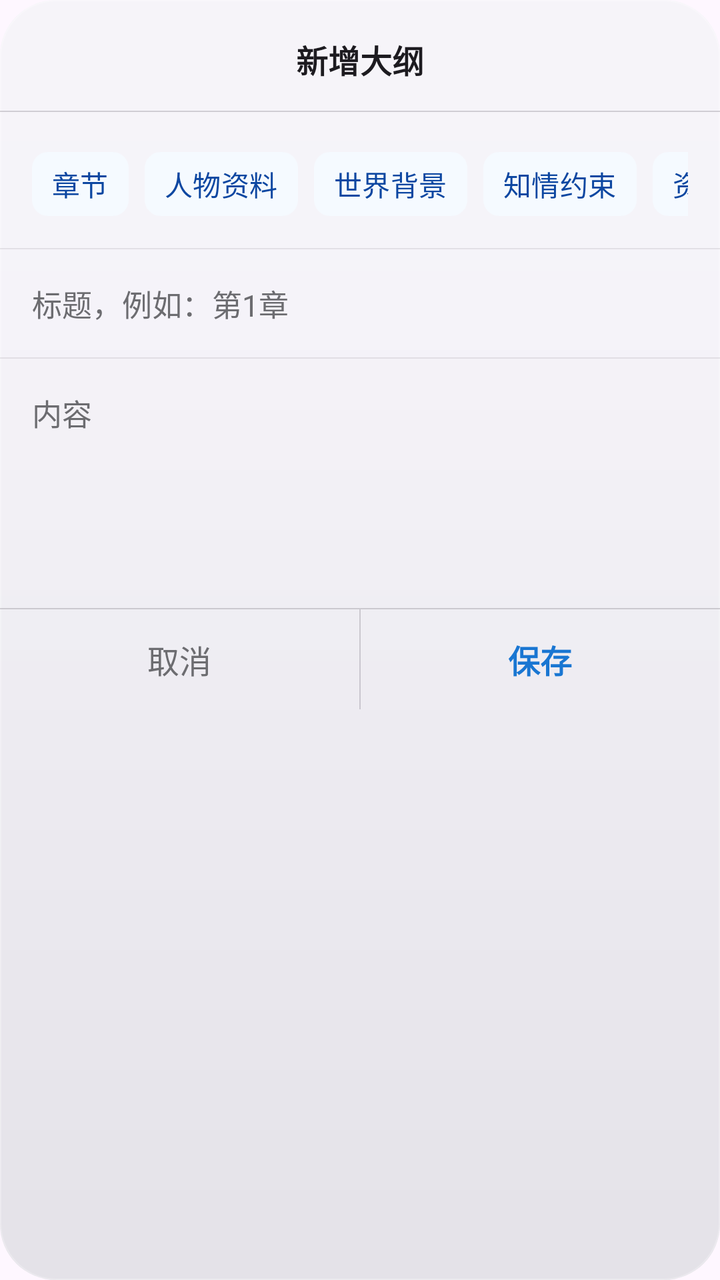
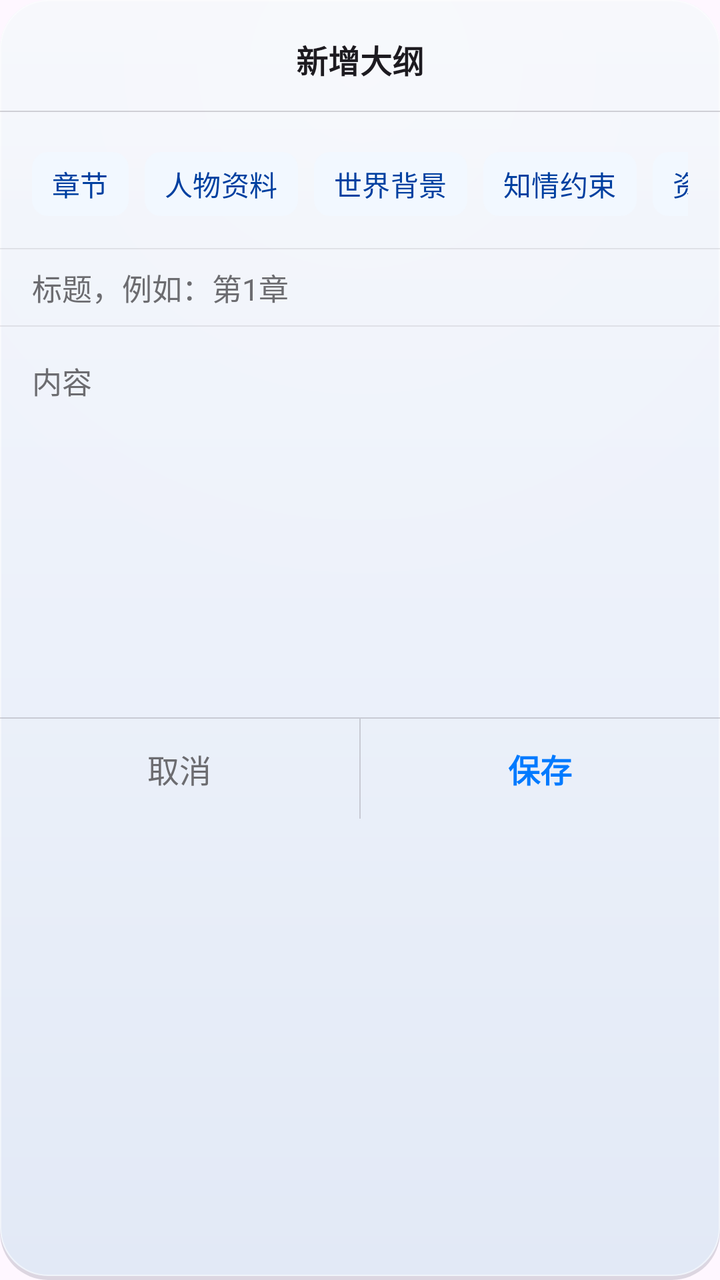

Screens rendered from an Android XML layout before and after an edit, with the pre-edit source and the edit as a unified diff.
<!-- AndroidManifest.xml: application theme Theme.AIChat -->
<!-- res/layout/dialog_edit_outline.xml -->
<?xml version="1.0" encoding="utf-8"?>
<LinearLayout xmlns:android="http://schemas.android.com/apk/res/android"
    xmlns:app="http://schemas.android.com/apk/res-auto"
    android:layout_width="match_parent"
    android:layout_height="wrap_content"
    android:orientation="vertical"
    android:background="@drawable/bg_ios_dialog">

    
    <TextView
        android:id="@+id/dialogOutlineTitle"
        android:layout_width="match_parent"
        android:layout_height="wrap_content"
        android:text="新增大纲"
        android:textSize="16sp"
        android:textStyle="bold"
        android:textColor="?attr/colorOnSurface"
        android:gravity="center"
        android:paddingTop="18dp"
        android:paddingBottom="14dp"
        android:paddingHorizontal="20dp" />

    <View
        android:layout_width="match_parent"
        android:layout_height="0.5dp"
        android:background="?attr/colorOutline"
        android:alpha="0.3" />

    
    <HorizontalScrollView
        android:layout_width="match_parent"
        android:layout_height="wrap_content"
        android:scrollbars="none"
        android:paddingHorizontal="16dp"
        android:paddingTop="12dp"
        android:paddingBottom="8dp">

        <com.google.android.material.chip.ChipGroup
            android:id="@+id/chipGroupOutlineType"
            android:layout_width="wrap_content"
            android:layout_height="wrap_content"
            android:singleLine="true"
            app:selectionRequired="true"
            app:singleSelection="true">

            <com.google.android.material.chip.Chip
                android:id="@+id/chipTypeChapter"
                style="@style/Widget.Material3.Chip.Filter"
                android:layout_width="wrap_content"
                android:layout_height="wrap_content"
                android:checkable="true"
                android:text="章节"
                android:textColor="@color/chip_outline_type_text_selector"
                app:chipBackgroundColor="@color/chip_outline_type_bg_selector"
                app:chipEndPadding="10dp"
                app:chipStartPadding="10dp"
                app:chipStrokeWidth="0dp"
                app:checkedIconVisible="false"
                app:textEndPadding="0dp"
                app:textStartPadding="0dp" />

            <com.google.android.material.chip.Chip
                android:id="@+id/chipTypeTask"
                style="@style/Widget.Material3.Chip.Filter"
                android:layout_width="wrap_content"
                android:layout_height="wrap_content"
                android:checkable="true"
                android:text="人物资料"
                android:textColor="@color/chip_outline_type_text_selector"
                app:chipBackgroundColor="@color/chip_outline_type_bg_selector"
                app:chipEndPadding="10dp"
                app:chipStartPadding="10dp"
                app:chipStrokeWidth="0dp"
                app:checkedIconVisible="false"
                app:textEndPadding="0dp"
                app:textStartPadding="0dp" />

            <com.google.android.material.chip.Chip
                android:id="@+id/chipTypeWorld"
                style="@style/Widget.Material3.Chip.Filter"
                android:layout_width="wrap_content"
                android:layout_height="wrap_content"
                android:checkable="true"
                android:text="世界背景"
                android:textColor="@color/chip_outline_type_text_selector"
                app:chipBackgroundColor="@color/chip_outline_type_bg_selector"
                app:chipEndPadding="10dp"
                app:chipStartPadding="10dp"
                app:chipStrokeWidth="0dp"
                app:checkedIconVisible="false"
                app:textEndPadding="0dp"
                app:textStartPadding="0dp" />

            <com.google.android.material.chip.Chip
                android:id="@+id/chipTypeKnowledge"
                style="@style/Widget.Material3.Chip.Filter"
                android:layout_width="wrap_content"
                android:layout_height="wrap_content"
                android:checkable="true"
                android:text="知情约束"
                android:textColor="@color/chip_outline_type_text_selector"
                app:chipBackgroundColor="@color/chip_outline_type_bg_selector"
                app:chipEndPadding="10dp"
                app:chipStartPadding="10dp"
                app:chipStrokeWidth="0dp"
                app:checkedIconVisible="false"
                app:textEndPadding="0dp"
                app:textStartPadding="0dp" />

            <com.google.android.material.chip.Chip
                android:id="@+id/chipTypeMaterial"
                style="@style/Widget.Material3.Chip.Filter"
                android:layout_width="wrap_content"
                android:layout_height="wrap_content"
                android:checkable="true"
                android:text="资料"
                android:textColor="@color/chip_outline_type_text_selector"
                app:chipBackgroundColor="@color/chip_outline_type_bg_selector"
                app:chipEndPadding="10dp"
                app:chipStartPadding="10dp"
                app:chipStrokeWidth="0dp"
                app:checkedIconVisible="false"
                app:textEndPadding="0dp"
                app:textStartPadding="0dp" />

        </com.google.android.material.chip.ChipGroup>
    </HorizontalScrollView>

    <View
        android:layout_width="match_parent"
        android:layout_height="0.5dp"
        android:background="?attr/colorOutline"
        android:alpha="0.15" />

    
    <EditText
        android:id="@+id/editOutlineTitle"
        android:layout_width="match_parent"
        android:layout_height="wrap_content"
        android:background="@android:color/transparent"
        android:hint="标题，例如：第1章"
        android:inputType="textCapSentences"
        android:maxLines="1"
        android:padding="16dp"
        android:textSize="15sp"
        android:textColor="?attr/colorOnSurface"
        android:textColorHint="@color/ios_section_label" />

    
    <LinearLayout
        android:id="@+id/layoutKnowledgeScope"
        android:layout_width="match_parent"
        android:layout_height="wrap_content"
        android:orientation="horizontal"
        android:gravity="center_vertical"
        android:paddingHorizontal="16dp"
        android:paddingTop="6dp"
        android:paddingBottom="6dp"
        android:visibility="gone">

        <TextView
            android:layout_width="wrap_content"
            android:layout_height="wrap_content"
            android:text="适用章节"
            android:textSize="14sp"
            android:textColor="@color/ios_section_label"
            android:layout_marginEnd="12dp" />

        
        <LinearLayout
            android:id="@+id/btnKnowledgePicker"
            android:layout_width="0dp"
            android:layout_weight="1"
            android:layout_height="40dp"
            android:orientation="horizontal"
            android:gravity="center_vertical"
            android:paddingStart="12dp"
            android:paddingEnd="8dp"
            android:background="@drawable/bg_knowledge_picker"
            android:clickable="true"
            android:focusable="true">

            <TextView
                android:id="@+id/textKnowledgeSelection"
                android:layout_width="0dp"
                android:layout_weight="1"
                android:layout_height="wrap_content"
                android:text="全部"
                android:textSize="14sp"
                android:textColor="?attr/colorOnSurface"
                android:maxLines="1"
                android:ellipsize="end" />

            <ImageView
                android:layout_width="16dp"
                android:layout_height="16dp"
                android:src="@drawable/ic_action_expand_left"
                android:rotation="270"
                android:layout_marginStart="4dp"
                app:tint="@color/ios_section_label" />

        </LinearLayout>

    </LinearLayout>

    <View
        android:layout_width="match_parent"
        android:layout_height="0.5dp"
        android:background="?attr/colorOutline"
        android:alpha="0.15" />

    
    <EditText
        android:id="@+id/editOutlineContent"
        android:layout_width="match_parent"
        android:layout_height="wrap_content"
        android:background="@android:color/transparent"
        android:hint="内容"
        android:gravity="top|start"
        android:inputType="textMultiLine|textCapSentences"
        android:minLines="5"
        android:maxLines="12"
        android:padding="16dp"
        android:textSize="15sp"
        android:textColor="?attr/colorOnSurface"
        android:textColorHint="@color/ios_section_label"
        android:overScrollMode="ifContentScrolls"
        android:scrollbars="vertical"
        android:scrollHorizontally="false" />

    <View
        android:layout_width="match_parent"
        android:layout_height="0.5dp"
        android:background="?attr/colorOutline"
        android:alpha="0.3" />

    
    <LinearLayout
        android:layout_width="match_parent"
        android:layout_height="50dp"
        android:orientation="horizontal">

        <TextView
            android:id="@+id/btnCancel"
            android:layout_width="0dp"
            android:layout_height="match_parent"
            android:layout_weight="1"
            android:text="取消"
            android:textSize="16sp"
            android:textColor="@color/ios_section_label"
            android:gravity="center"
            android:background="?attr/selectableItemBackground"
            android:clickable="true"
            android:focusable="true" />

        <View
            android:layout_width="0.5dp"
            android:layout_height="match_parent"
            android:background="?attr/colorOutline"
            android:alpha="0.3" />

        <TextView
            android:id="@+id/btnConfirm"
            android:layout_width="0dp"
            android:layout_height="match_parent"
            android:layout_weight="1"
            android:text="保存"
            android:textSize="16sp"
            android:textStyle="bold"
            android:textColor="?attr/colorPrimary"
            android:gravity="center"
            android:background="?attr/selectableItemBackground"
            android:clickable="true"
            android:focusable="true" />

    </LinearLayout>

</LinearLayout>
<!-- resources referenced by this layout -->
<resources>
  <!-- drawable bg_ios_dialog (drawable) -->
  <?xml version="1.0" encoding="utf-8"?>
  <layer-list xmlns:android="http://schemas.android.com/apk/res/android">
      
      <item>
          <shape android:shape="rectangle">
              <solid android:color="@color/glass_surface" />
              <corners android:radius="28dp" />
          </shape>
      </item>
      
      <item android:bottom="@dimen/dialog_glass_highlight_fade">
          <shape android:shape="rectangle">
              <gradient
                  android:startColor="@color/glass_highlight_top"
                  android:endColor="@android:color/transparent"
                  android:angle="270" />
              <corners android:topLeftRadius="28dp" android:topRightRadius="28dp" />
          </shape>
      </item>
      
      <item android:top="@dimen/dialog_glass_shadow_fade">
          <shape android:shape="rectangle">
              <gradient
                  android:startColor="@android:color/transparent"
                  android:endColor="@color/glass_shadow_bottom"
                  android:angle="270" />
              <corners android:bottomLeftRadius="28dp" android:bottomRightRadius="28dp" />
          </shape>
      </item>
      
      <item>
          <shape android:shape="rectangle">
              <solid android:color="@android:color/transparent" />
              <stroke android:width="0.5dp" android:color="@color/glass_stroke" />
              <corners android:radius="28dp" />
          </shape>
      </item>
  </layer-list>
  <style name="Theme.AIChat" parent="Theme.Material3.DayNight.NoActionBar">
          <item name="colorPrimary">@color/primary</item>
          <item name="colorPrimaryContainer">?attr/colorPrimaryLight</item>
          <item name="colorOnPrimary">@color/on_primary</item>
          <item name="colorSurface">@color/surface</item>
          <item name="colorPrimarySubtle">@color/primary_blue_subtle</item>
          <item name="colorPrimaryLight">@color/primary_blue_light</item>
          <item name="colorPrimaryDeep">@color/primary_blue_deep</item>
          <item name="materialAlertDialogTheme">@style/ThemeOverlay.AIChat.MaterialAlertDialog</item>
          <item name="alertDialogTheme">@style/ThemeOverlay.AIChat.MaterialAlertDialog</item>
          
          <item name="materialSwitchStyle">@style/Widget.AIChat.Switch</item>
          <item name="radioButtonStyle">@style/Widget.AIChat.RadioButton</item>
      </style>
  <color name="glass_surface">#CCF2F2F7</color>
  <color name="primary">#1976D2</color>
  <color name="primary_blue_subtle">#F5FAFF</color>
  <color name="primary_blue_light">#E3F2FD</color>
  <color name="primary_blue_deep">#0D47A1</color>
  <!-- drawable bg_material_alert_dialog (drawable) -->
  <?xml version="1.0" encoding="utf-8"?>
  <layer-list xmlns:android="http://schemas.android.com/apk/res/android">
      
      <item>
          <shape android:shape="rectangle">
              <solid android:color="@color/glass_surface" />
              <corners android:radius="28dp" />
          </shape>
      </item>
      
      <item android:bottom="@dimen/dialog_glass_highlight_fade">
          <shape android:shape="rectangle">
              <gradient
                  android:startColor="@color/glass_highlight_top"
                  android:endColor="@android:color/transparent"
                  android:angle="270" />
              <corners android:topLeftRadius="28dp" android:topRightRadius="28dp" />
          </shape>
      </item>
      
      <item android:top="@dimen/dialog_glass_shadow_fade">
          <shape android:shape="rectangle">
              <gradient
                  android:startColor="@android:color/transparent"
                  android:endColor="@color/glass_shadow_bottom"
                  android:angle="270" />
              <corners android:bottomLeftRadius="28dp" android:bottomRightRadius="28dp" />
          </shape>
      </item>
      
      <item>
          <shape android:shape="rectangle">
              <solid android:color="@android:color/transparent" />
              <stroke android:width="0.5dp" android:color="@color/glass_stroke" />
              <corners android:radius="28dp" />
          </shape>
      </item>
  </layer-list>
  <!-- unchanged entries left out for length: 16 -->
</resources>

<!-- the commit's change to res/layout/dialog_edit_outline.xml (unified diff, before → after) -->
@@ -4,7 +4,7 @@
     android:layout_width="match_parent"
     android:layout_height="wrap_content"
     android:orientation="vertical"
-    android:background="@drawable/bg_ios_dialog">
+    android:background="@drawable/bg_glass_dialog">
 
     
     <TextView
@@ -141,7 +141,8 @@
         android:hint="标题，例如：第1章"
         android:inputType="textCapSentences"
         android:maxLines="1"
-        android:padding="16dp"
+        android:paddingHorizontal="16dp"
+        android:paddingVertical="8dp"
         android:textSize="15sp"
         android:textColor="?attr/colorOnSurface"
         android:textColorHint="@color/ios_section_label" />
@@ -218,8 +219,8 @@
         android:hint="内容"
         android:gravity="top|start"
         android:inputType="textMultiLine|textCapSentences"
-        android:minLines="5"
-        android:maxLines="12"
+        android:minLines="9"
+        android:maxLines="20"
         android:padding="16dp"
         android:textSize="15sp"
         android:textColor="?attr/colorOnSurface"
<!-- resource entries referenced after the edit -->
@@ -1,15 +1,116 @@
 <!-- resources referenced by this layout -->
 <resources>
-  <!-- drawable bg_ios_dialog (drawable) -->
+  <!-- drawable bg_glass_dialog (drawable) -->
+  <?xml version="1.0" encoding="utf-8"?>
+  <layer-list xmlns:android="http://schemas.android.com/apk/res/android">
+  
+      
+      <item android:top="4dp" android:left="0dp" android:right="0dp" android:bottom="0dp">
+          <shape android:shape="rectangle">
+              <solid android:color="#22000020" />
+              <corners android:radius="24dp" />
+          </shape>
+      </item>
+  
+      
+      <item android:bottom="2dp">
+          <shape android:shape="rectangle">
+              <gradient
+                  android:type="linear"
+                  android:angle="270"
+                  android:startColor="#F4F6FC"
+                  android:centerColor="#ECF1FA"
+                  android:endColor="#E2E9F6" />
+              <corners android:radius="24dp" />
+          </shape>
+      </item>
+  
+      
+      <item android:bottom="2dp">
+          <shape android:shape="rectangle">
+              <gradient
+                  android:type="radial"
+                  android:gradientRadius="320dp"
+                  android:centerX="0.5"
+                  android:centerY="0.05"
+                  android:startColor="#3DFFFFFF"
+                  android:endColor="#00FFFFFF" />
+              <corners android:radius="24dp" />
+          </shape>
+      </item>
+  
+      
+      <item android:bottom="2dp">
+          <shape android:shape="rectangle">
+              <gradient
+                  android:type="linear"
+                  android:angle="270"
+                  android:startColor="#33FFFFFF"
+                  android:centerColor="#00FFFFFF"
+                  android:endColor="#00FFFFFF"
+                  android:centerY="0.22" />
+              <corners android:radius="24dp" />
+          </shape>
+      </item>
+  
+      
+      <item android:bottom="2dp">
+          <shape android:shape="rectangle">
+              <solid android:color="@android:color/transparent" />
+              <stroke android:width="0.5dp" android:color="#80FFFFFF" />
+              <corners android:radius="24dp" />
+          </shape>
+      </item>
+  
+  </layer-list>
+  <style name="Theme.AIChat" parent="Theme.Material3.DayNight.NoActionBar">
+          <item name="colorPrimary">@color/primary</item>
+          <item name="colorPrimaryContainer">?attr/colorPrimaryLight</item>
+          <item name="colorOnPrimary">@color/on_primary</item>
+          <item name="colorSurface">@color/surface</item>
+          <item name="colorPrimarySubtle">@color/primary_blue_subtle</item>
+          <item name="colorPrimaryLight">@color/primary_blue_light</item>
+          <item name="colorPrimaryDeep">@color/primary_blue_deep</item>
+          
+          <item name="colorSecondaryContainer">@color/ios_cell_bg</item>
+          <item name="colorOnSecondaryContainer">?attr/colorPrimary</item>
+          <item name="materialAlertDialogTheme">@style/ThemeOverlay.AIChat.MaterialAlertDialog</item>
+          <item name="alertDialogTheme">@style/ThemeOverlay.AIChat.MaterialAlertDialog</item>
+          
+          <item name="materialSwitchStyle">@style/Widget.AIChat.Switch</item>
+          <item name="radioButtonStyle">@style/Widget.AIChat.RadioButton</item>
+          
+          <item name="textInputStyle">@style/Widget.AIChat.GlassInput</item>
+      </style>
+  <color name="primary">#007AFF</color>
+  <color name="primary_blue_subtle">#F2F8FF</color>
+  <color name="primary_blue_light">#D6EBFF</color>
+  <color name="primary_blue_deep">#0040A0</color>
+  <color name="ios_cell_bg">#FFFFFF</color>
+  <style name="Widget.AIChat.GlassInput" parent="Widget.AIChat.TextInputLayout">
+          <item name="boxBackgroundMode">outline</item>
+          <item name="boxBackgroundColor">@color/glass_input_fill</item>
+          <item name="boxStrokeColor">@color/glass_input_stroke</item>
+          <item name="hintTextColor">@color/glass_input_hint</item>
+          <item name="android:textColorHint">@color/glass_input_hint_idle</item>
+          <item name="boxStrokeWidth">1dp</item>
+          <item name="boxStrokeWidthFocused">1.5dp</item>
+          <item name="boxCollapsedPaddingTop">8dp</item>
+          <item name="errorIconDrawable">@null</item>
+          
+          <item name="materialThemeOverlay">@style/ThemeOverlay.AIChat.TextInputEditText</item>
+      </style>
+  <!-- drawable bg_material_alert_dialog (drawable) -->
   <?xml version="1.0" encoding="utf-8"?>
   <layer-list xmlns:android="http://schemas.android.com/apk/res/android">
       
       <item>
           <shape android:shape="rectangle">
-              <solid android:color="@color/glass_surface" />
+              <solid android:color="@color/dialog_surface_bg" />
               <corners android:radius="28dp" />
           </shape>
       </item>
+  
       
       <item android:bottom="@dimen/dialog_glass_highlight_fade">
           <shape android:shape="rectangle">
@@ -20,6 +121,7 @@
               <corners android:topLeftRadius="28dp" android:topRightRadius="28dp" />
           </shape>
       </item>
+  
       
       <item android:top="@dimen/dialog_glass_shadow_fade">
           <shape android:shape="rectangle">
@@ -30,6 +132,7 @@
               <corners android:bottomLeftRadius="28dp" android:bottomRightRadius="28dp" />
           </shape>
       </item>
+  
       
       <item>
           <shape android:shape="rectangle">
@@ -39,64 +142,23 @@
           </shape>
       </item>
   </layer-list>
-  <style name="Theme.AIChat" parent="Theme.Material3.DayNight.NoActionBar">
-          <item name="colorPrimary">@color/primary</item>
-          <item name="colorPrimaryContainer">?attr/colorPrimaryLight</item>
-          <item name="colorOnPrimary">@color/on_primary</item>
-          <item name="colorSurface">@color/surface</item>
-          <item name="colorPrimarySubtle">@color/primary_blue_subtle</item>
-          <item name="colorPrimaryLight">@color/primary_blue_light</item>
-          <item name="colorPrimaryDeep">@color/primary_blue_deep</item>
-          <item name="materialAlertDialogTheme">@style/ThemeOverlay.AIChat.MaterialAlertDialog</item>
-          <item name="alertDialogTheme">@style/ThemeOverlay.AIChat.MaterialAlertDialog</item>
-          
-          <item name="materialSwitchStyle">@style/Widget.AIChat.Switch</item>
-          <item name="radioButtonStyle">@style/Widget.AIChat.RadioButton</item>
+  <style name="Widget.AIChat.TextInputLayout" parent="Widget.Material3.TextInputLayout.OutlinedBox">
+          <item name="boxCornerRadiusTopStart">14dp</item>
+          <item name="boxCornerRadiusTopEnd">14dp</item>
+          <item name="boxCornerRadiusBottomStart">14dp</item>
+          <item name="boxCornerRadiusBottomEnd">14dp</item>
+          <item name="boxStrokeWidth">1dp</item>
+          <item name="boxStrokeWidthFocused">2dp</item>
       </style>
-  <color name="glass_surface">#CCF2F2F7</color>
-  <color name="primary">#1976D2</color>
-  <color name="primary_blue_subtle">#F5FAFF</color>
-  <color name="primary_blue_light">#E3F2FD</color>
-  <color name="primary_blue_deep">#0D47A1</color>
-  <!-- drawable bg_material_alert_dialog (drawable) -->
-  <?xml version="1.0" encoding="utf-8"?>
-  <layer-list xmlns:android="http://schemas.android.com/apk/res/android">
-      
-      <item>
-          <shape android:shape="rectangle">
-              <solid android:color="@color/glass_surface" />
-              <corners android:radius="28dp" />
-          </shape>
-      </item>
-      
-      <item android:bottom="@dimen/dialog_glass_highlight_fade">
-          <shape android:shape="rectangle">
-              <gradient
-                  android:startColor="@color/glass_highlight_top"
-                  android:endColor="@android:color/transparent"
-                  android:angle="270" />
-              <corners android:topLeftRadius="28dp" android:topRightRadius="28dp" />
-          </shape>
-      </item>
-      
-      <item android:top="@dimen/dialog_glass_shadow_fade">
-          <shape android:shape="rectangle">
-              <gradient
-                  android:startColor="@android:color/transparent"
-                  android:endColor="@color/glass_shadow_bottom"
-                  android:angle="270" />
-              <corners android:bottomLeftRadius="28dp" android:bottomRightRadius="28dp" />
-          </shape>
-      </item>
-      
-      <item>
-          <shape android:shape="rectangle">
-              <solid android:color="@android:color/transparent" />
-              <stroke android:width="0.5dp" android:color="@color/glass_stroke" />
-              <corners android:radius="28dp" />
-          </shape>
-      </item>
-  </layer-list>
+  <color name="glass_input_fill">#F2FFFFFF</color>
+  <color name="glass_input_hint_idle">#80000000</color>
+  <style name="ThemeOverlay.AIChat.TextInputEditText" parent="">
+          <item name="editTextStyle">@style/Widget.AIChat.TextInputEditText</item>
+      </style>
+  <style name="Widget.AIChat.TextInputEditText" parent="Widget.Material3.TextInputEditText.OutlinedBox">
+          <item name="android:paddingTop">12dp</item>
+          <item name="android:paddingBottom">12dp</item>
+      </style>
   <!-- unchanged entries left out for length: 16 -->
 </resources>
 
